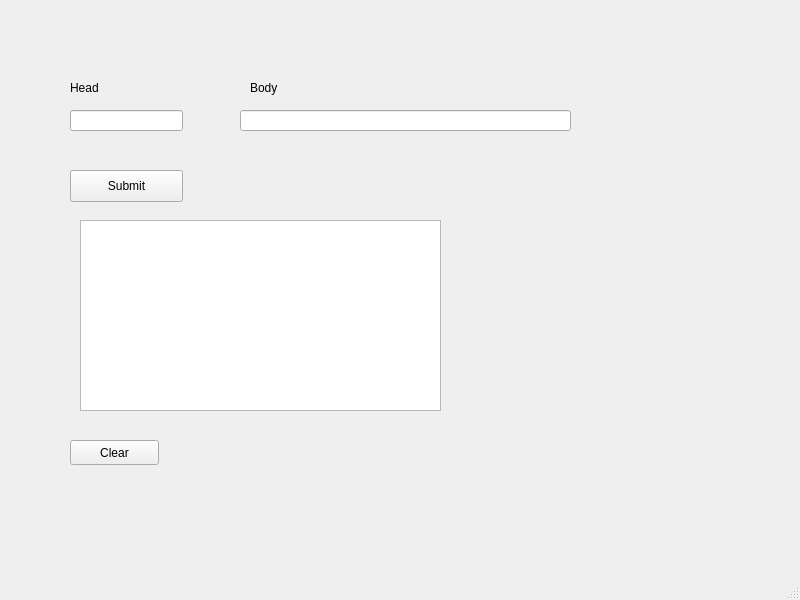
This is Castle/mainwindow.ui in gitmark/DragonRecipes as Qt 5 draws it before an edit. The edited form follows.
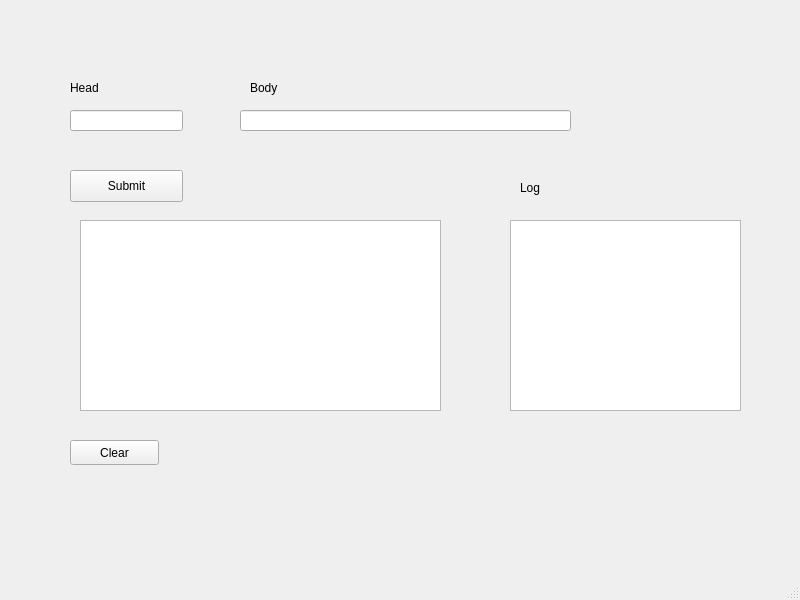
This is the edited form.

```diff
--- a/Castle/mainwindow.ui
+++ b/Castle/mainwindow.ui
@@ -96,6 +96,29 @@
      <string>Clear</string>
     </property>
    </widget>
+   <widget class="QLabel" name="label_3">
+    <property name="geometry">
+     <rect>
+      <x>520</x>
+      <y>180</y>
+      <width>59</width>
+      <height>16</height>
+     </rect>
+    </property>
+    <property name="text">
+     <string>Log</string>
+    </property>
+   </widget>
+   <widget class="QTextEdit" name="textEditLog">
+    <property name="geometry">
+     <rect>
+      <x>510</x>
+      <y>220</y>
+      <width>231</width>
+      <height>191</height>
+     </rect>
+    </property>
+   </widget>
   </widget>
   <widget class="QMenuBar" name="menubar">
    <property name="geometry">
```
